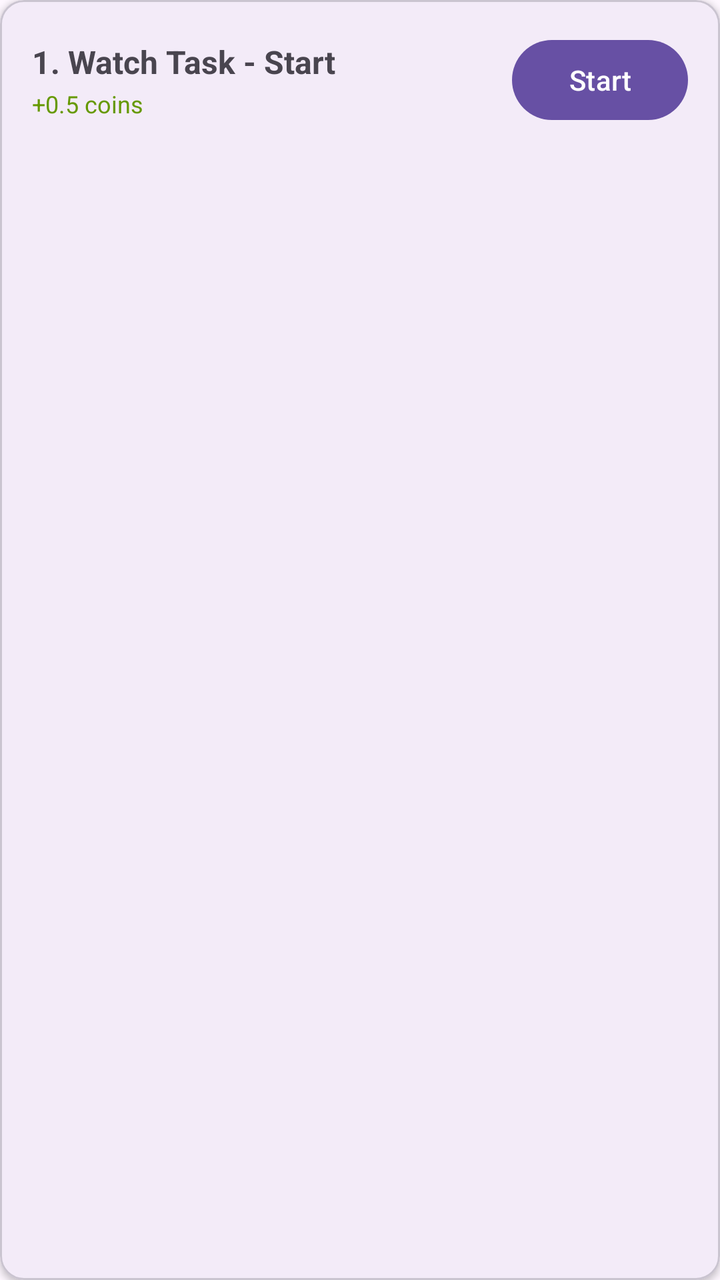
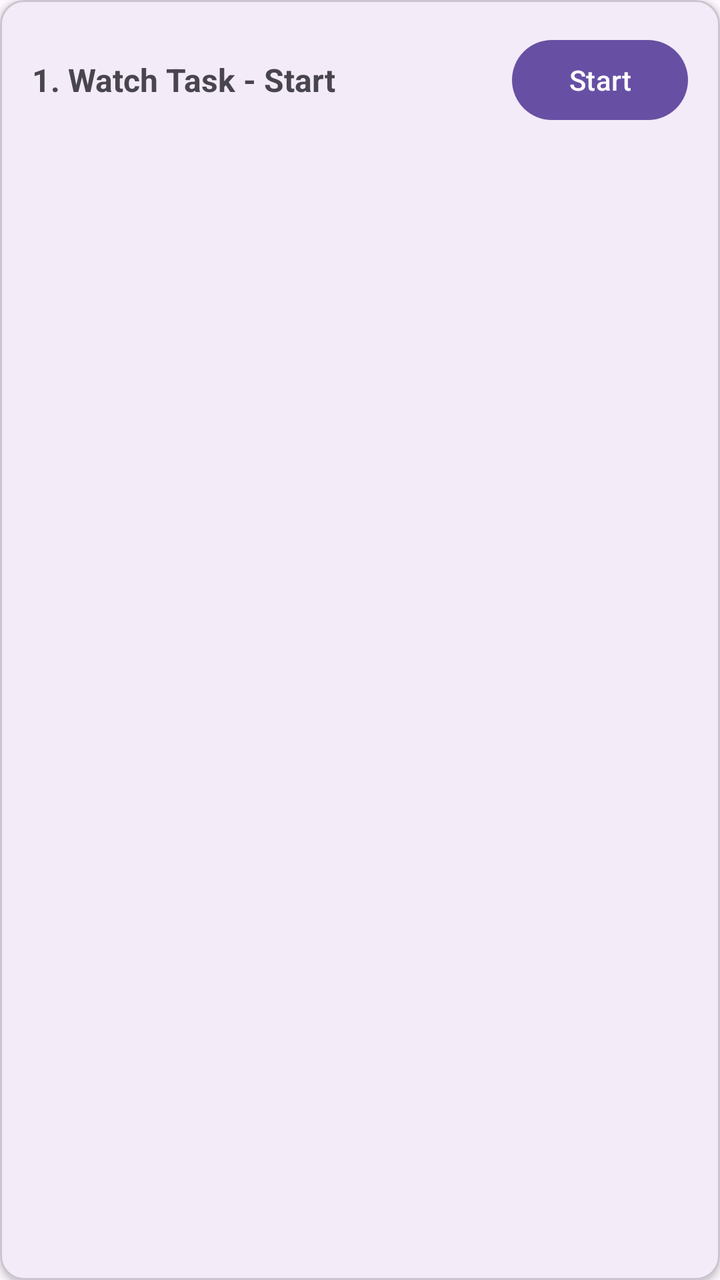

Before-and-after screenshots of an Android layout around one commit, followed by the original layout XML and the change that was made.
<!-- AndroidManifest.xml: application theme Theme.TaskBit -->
<!-- res/layout/item_task.xml -->
<?xml version="1.0" encoding="utf-8"?>
<com.google.android.material.card.MaterialCardView
    xmlns:android="http://schemas.android.com/apk/res/android"
    xmlns:app="http://schemas.android.com/apk/res-auto"
    android:layout_width="match_parent"
    android:layout_height="wrap_content"
    android:layout_marginStart="16dp"
    android:layout_marginEnd="16dp"
    android:layout_marginTop="6dp"
    android:layout_marginBottom="10dp"
    app:cardCornerRadius="12dp"
    app:cardElevation="2dp">

    <LinearLayout
        android:layout_width="match_parent"
        android:layout_height="wrap_content"
        android:orientation="horizontal"
        android:gravity="center_vertical"
        android:padding="16dp">

        <LinearLayout
            android:layout_width="0dp"
            android:layout_height="wrap_content"
            android:layout_weight="1"
            android:orientation="vertical">

            <TextView
                android:id="@+id/itemTaskTitleTextView"
                android:layout_width="match_parent"
                android:layout_height="wrap_content"
                android:text="1. Watch Task - Start"
                android:textSize="16sp"
                android:textStyle="bold" />

            <TextView
                android:id="@+id/itemTaskRewardTextView"
                android:layout_width="match_parent"
                android:layout_height="wrap_content"
                android:layout_marginTop="2dp"
                android:text="+0.5 coins"
                android:textSize="12sp"
                android:textColor="@android:color/holo_green_dark" />

        </LinearLayout>

        <com.google.android.material.button.MaterialButton
            android:id="@+id/itemStartButton"
            android:layout_width="wrap_content"
            android:layout_height="wrap_content"
            android:text="Start"
            android:textSize="14sp" />

    </LinearLayout>

</com.google.android.material.card.MaterialCardView>
<!-- resources referenced by this layout -->
<resources>
  <style name="Theme.TaskBit" parent="Base.Theme.TaskBit" />
  <style name="Base.Theme.TaskBit" parent="Theme.Material3.DayNight.NoActionBar">
          
          
      </style>
</resources>

<!-- the commit's change to res/layout/item_task.xml (unified diff, before → after) -->
@@ -32,15 +32,6 @@
                 android:textSize="16sp"
                 android:textStyle="bold" />
 
-            <TextView
-                android:id="@+id/itemTaskRewardTextView"
-                android:layout_width="match_parent"
-                android:layout_height="wrap_content"
-                android:layout_marginTop="2dp"
-                android:text="+0.5 coins"
-                android:textSize="12sp"
-                android:textColor="@android:color/holo_green_dark" />
-
         </LinearLayout>
 
         <com.google.android.material.button.MaterialButton
